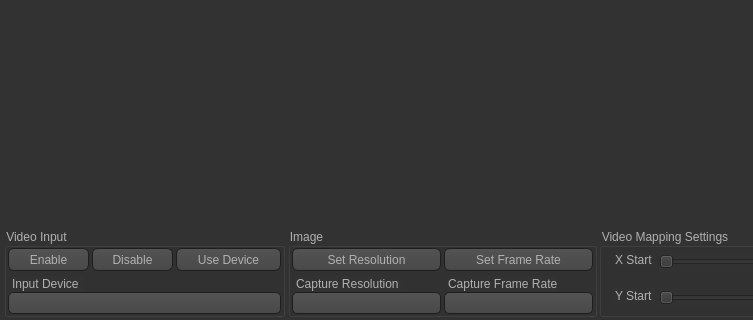
Before: the Qt Designer form PanelControl/mainwindow.ui in ecstipan/QT, drawn with Qt 5; both pictures show x 0 to 753 and y 536 to 856 of the 1288 by 856 pixel window.
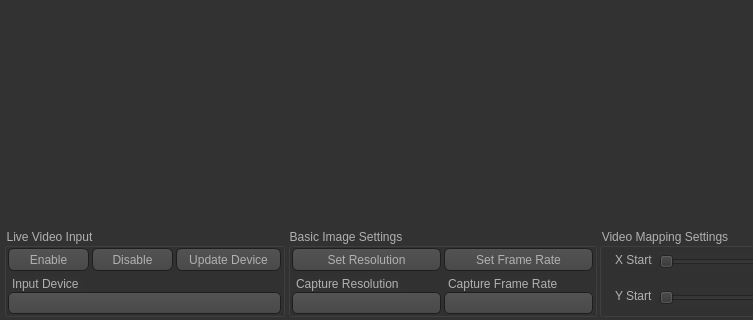
After: the same form once the commit is applied. Icons and pictures are not drawn.

What changed in the file:
```diff
--- a/PanelControl/mainwindow.ui
+++ b/PanelControl/mainwindow.ui
@@ -529,7 +529,7 @@
      </rect>
     </property>
     <property name="title">
-     <string>Video Input</string>
+     <string>Live Video Input</string>
     </property>
     <widget class="QPushButton" name="enableButton">
      <property name="geometry">
@@ -590,7 +590,7 @@
       </rect>
      </property>
      <property name="text">
-      <string>Use Device</string>
+      <string>Update Device</string>
      </property>
     </widget>
    </widget>
@@ -604,7 +604,7 @@
      </rect>
     </property>
     <property name="title">
-     <string>Image</string>
+     <string>Basic Image Settings</string>
     </property>
     <widget class="QPushButton" name="resButton">
      <property name="geometry">
```
